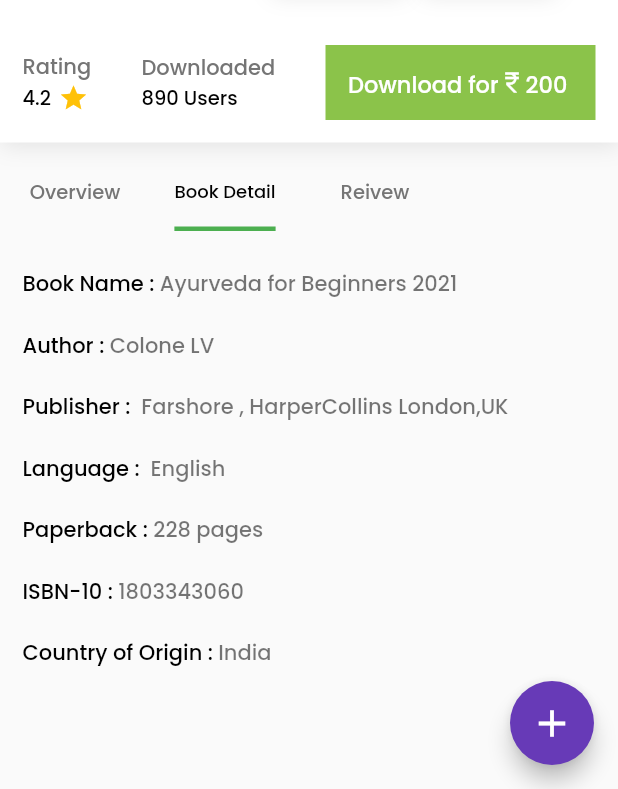
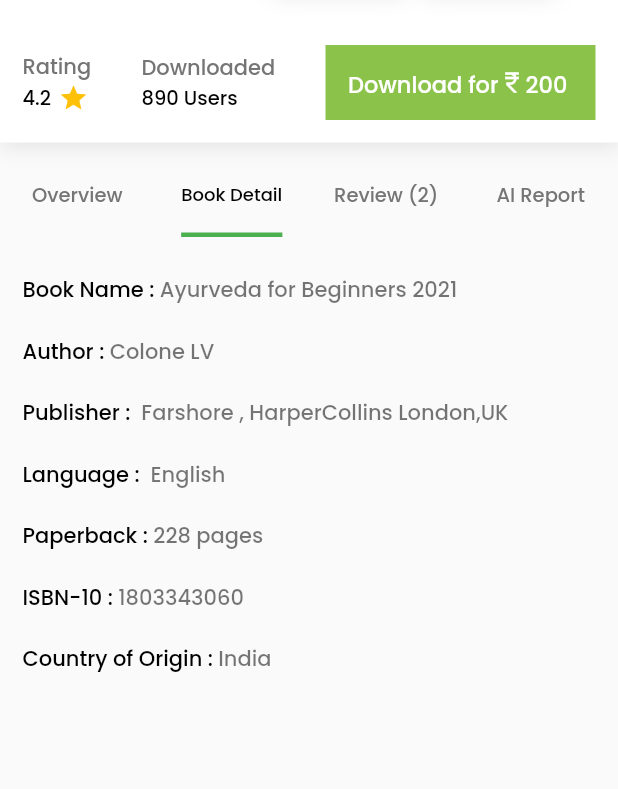
Before and after one commit to Mitun-at-work/ayu_hub, a Flutter app: the Reviewpage screen opened directly with sample values from the repository, tab 2 chosen, on a phone screen of 412 x 824 dp, the part 447-1236 px from its top. Run offline on Flutter 3.47's test engine with Material 2 defaults, Android fonts, the light colour scheme and no system bars; our stand-ins replace cached_network_image, carousel_slider, smooth_page_indicator; network calls fail.

Commit message:
ui update

```diff
--- a/lib/features/ui/home/home.dart
+++ b/lib/features/ui/home/home.dart
@@ -25,6 +25,7 @@
   Widget build(BuildContext context) {
     return Scaffold(
       body: SafeArea(
+          child: SingleChildScrollView(
         child: Column(
           crossAxisAlignment: CrossAxisAlignment.start,
           children: [
@@ -96,6 +97,7 @@
             ),
             const TrendingPostBuilder(),
           ],
+        ),
       )),
     );
   }
--- a/lib/features/ui/home/view/ayur_books.dart
+++ b/lib/features/ui/home/view/ayur_books.dart
@@ -1,8 +1,6 @@
-import 'package:ayu_hub/features/ui/home/view/ayurvedhaBooks.dart';
+import 'package:ayu_hub/features/ui/home/view/ayurvedhabooks.dart';
 import 'package:ayu_hub/features/ui/home/view/ayurvedhabookcover.dart';
 import 'package:ayu_hub/features/ui/shop/model/book_model.dart';
-
-
 
 import 'package:flutter/material.dart';
 
@@ -36,7 +34,7 @@
                 AyurvedhaBookCover(bookCoverImage: bookModel.bookCoverImage),
                 const SizedBox(width: 20),
                 AyurvedhaBooksDetail(
-                  BookName: bookModel.bookName,
+                  bookName: bookModel.bookName,
                   bookAuthorName: bookModel.bookAuthorName,
                   bookPrice: bookModel.bookPrice.toString(),
                   bookRating: bookModel.bookRating.toString(),
--- a/lib/features/ui/profile/Profile.dart
+++ b/lib/features/ui/profile/Profile.dart
@@ -40,7 +40,7 @@
                       child: const Icon(
                         Icons.edit,
                         size: 20,
-                      )),
+                      ),),
                 ],
               ),
             ),
--- a/lib/features/ui/review/bookdetail.dart
+++ b/lib/features/ui/review/bookdetail.dart
@@ -18,7 +18,7 @@
             _details("Language", " English"),
             _details("Paperback", "228 pages"),
             _details("ISBN-10", "1803343060"),
-            _details("Country of Origin", "India")
+            _details("Country of Origin", "India"),
           ],
         ),
       ),
--- a/lib/features/ui/review/review.dart
+++ b/lib/features/ui/review/review.dart
@@ -1,6 +1,5 @@
 import 'package:ayu_hub/features/ui/review/review_widgets/staffreview.dart';
 import 'package:ayu_hub/features/ui/review/review_widgets/studentreview.dart';
-
 import 'package:flutter/material.dart';
 
 class Review extends StatelessWidget {
@@ -17,6 +16,7 @@
           ),
           StudentReview(),
         ],
-    ));
+      ),
+    );
   }
 }
--- a/lib/features/ui/review/reviewpage.dart
+++ b/lib/features/ui/review/reviewpage.dart
@@ -1,3 +1,4 @@
+import 'package:ayu_hub/features/ui/review/aireport.dart';
 import 'package:ayu_hub/features/ui/review/bookdetail.dart';
 import 'package:ayu_hub/features/ui/review/enterreview.dart';
 import 'package:ayu_hub/features/ui/review/overview.dart';
@@ -16,37 +17,39 @@
 }
 
 class _ReviewpageState extends State<Reviewpage> with TickerProviderStateMixin {
+  late TabController _tabController;
+  bool showFloatingActionButton = false;
+
+  @override
+  void initState() {
+    super.initState();
+    _tabController = TabController(length: 4, vsync: this);
+    _tabController.addListener(_handleTabChange);
+  }
+
+  void _handleTabChange() {
+    // Use Future.delayed to defer the setState call until after the build is complete
+    Future.delayed(Duration.zero, () {
+      setState(() {
+        showFloatingActionButton = _tabController.index == 2;
+      });
+    });
+  }
+
   @override
   Widget build(BuildContext context) {
-    return DefaultTabController(
-      length: 3,
-      child: SafeArea(
+    return SafeArea(
       child: Scaffold(
-          floatingActionButton: FloatingActionButton(
-            backgroundColor: Colors.deepPurple,
-            onPressed: () {
-              Navigator.of(context).push(
-                MaterialPageRoute(
-                  builder: (BuildContext context) => const EnterReview(),
-                ),
-              );
-            },
-            child: const Icon(
-              Icons.add,
-              size: 30,
-            ),
-          ),
         body: SingleChildScrollView(
           child: Column(
-              crossAxisAlignment: CrossAxisAlignment.start,
             children: [
               BookDetails(
                 bookModel: widget.bookModel,
               ),
               const SizedBox(height: 10),
-                SizedBox(
-                  width: 300,
-                  child: TabBar(
+              TabBar(
+                controller: _tabController,
+                labelPadding: const EdgeInsets.all(2),
                 tabs: const [
                   Tab(
                     child: Text(
@@ -62,7 +65,13 @@
                   ),
                   Tab(
                     child: Text(
-                          "Reivew",
+                      "Review (2)",
+                      style: TextStyle(fontSize: 13),
+                    ),
+                  ),
+                  Tab(
+                    child: Text(
+                      "AI Report",
                       style: TextStyle(fontSize: 13),
                     ),
                   ),
@@ -73,22 +82,44 @@
                 indicatorWeight: 3,
                 unselectedLabelColor: Colors.grey.shade600,
               ),
-                ),
-                const SizedBox(
+              SizedBox(
                 height: 600,
                 child: TabBarView(
-                    children: [
+                  controller: _tabController,
+                  children: const [
                     OverView(),
                     BkDetail(),
                     Review(),
+                    AiReport(),
                   ],
                 ),
               ),
             ],
           ),
         ),
+        floatingActionButton: showFloatingActionButton
+            ? FloatingActionButton(
+                backgroundColor: Colors.deepPurple,
+                onPressed: () {
+                  Navigator.of(context).push(
+                    MaterialPageRoute(
+                      builder: (BuildContext context) => const EnterReview(),
                     ),
+                  );
+                },
+                child: const Icon(
+                  Icons.add,
+                  size: 30,
+                ),
+              )
+            : null,
       ),
     );
   }
+
+  @override
+  void dispose() {
+    _tabController.dispose();
+    super.dispose();
   }
+}
```
Also changed, not shown: lib/features/ui/home/view/ayurvedhaBooks.dart (+3 -4 lines), lib/features/ui/review/aireport.dart (added, +23 -0 lines). Lines whose indentation alone changed are shown as unchanged.
